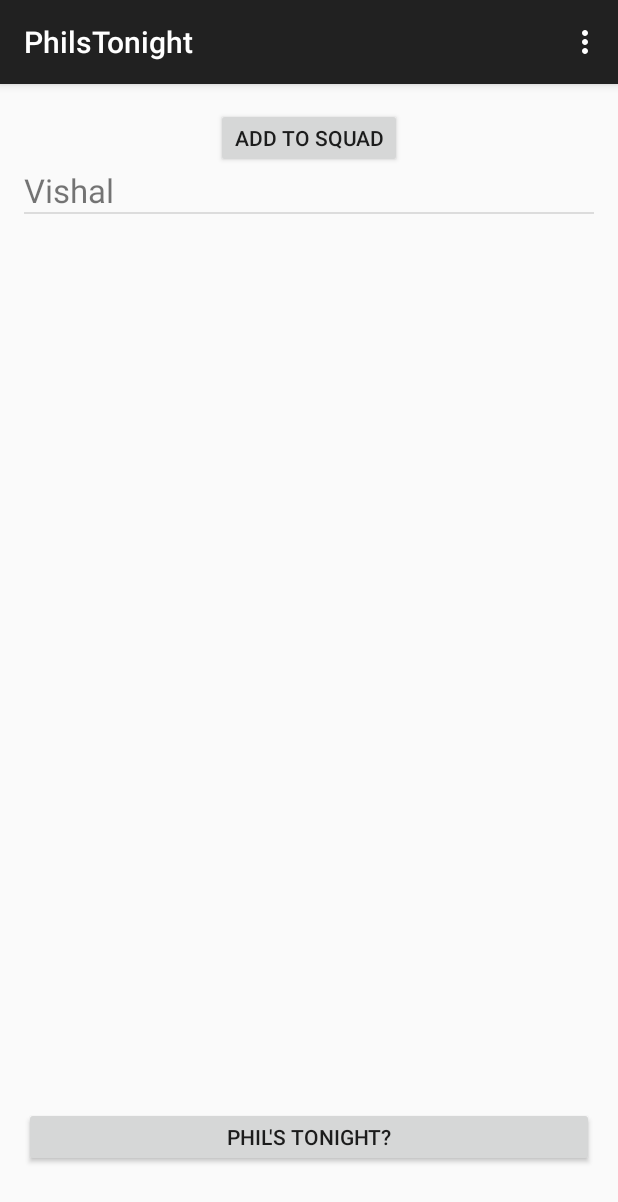
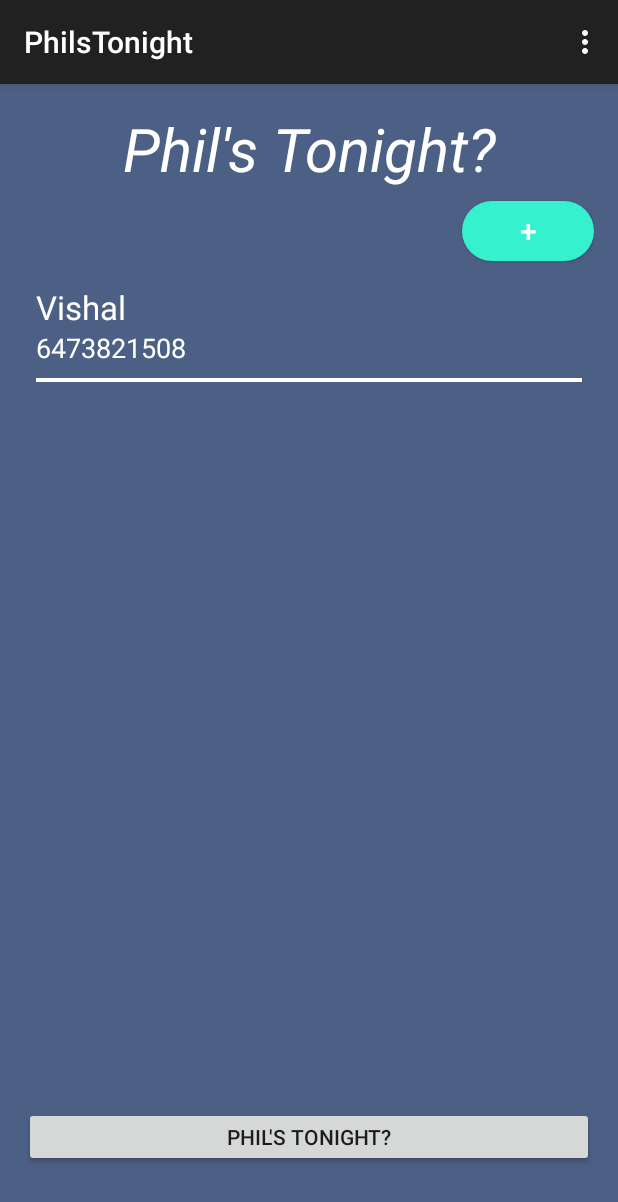
Before and after one commit to vishalkuo/philsTonight, an Android app: the screen it shows after launch (MainActivity), on a phone screen of 412 x 824 dp. Shown: the top 1202 px of the screen. Run offline under Robolectric (Android 15) with nearby library versions, the phone set to English and light mode, and no system bars.

Commit message:
Phil's Tonight?

```diff
--- a/PhilsTonight/app/src/main/java/com/philstonight/ViewAdapters/SquadAdapter.java
+++ b/PhilsTonight/app/src/main/java/com/philstonight/ViewAdapters/SquadAdapter.java
@@ -54,6 +54,7 @@ public class SquadAdapter extends BaseAdapter {
         SquadMember item = getItem(position);
 
         ((TextView)endView.findViewById(R.id.contact)).setText(item.getName());
+        ((TextView)endView.findViewById(R.id.num)).setText(item.getNumber());
 
         return endView;
     }
--- /dev/null
+++ b/PhilsTonight/app/src/main/res/drawable/circle_button.xml
@@ -0,0 +1,9 @@
+<?xml version="1.0" encoding="utf-8"?>
+<shape xmlns:android="http://schemas.android.com/apk/res/android"
+    android:shape="rectangle">
+    <solid android:color="#36F1CD" />
+    <corners android:bottomRightRadius="50dp"
+        android:bottomLeftRadius="50dp"
+        android:topRightRadius="50dp"
+        android:topLeftRadius="50dp"/>
+</shape>
--- a/PhilsTonight/app/src/main/res/layout/activity_main.xml
+++ b/PhilsTonight/app/src/main/res/layout/activity_main.xml
@@ -5,7 +5,18 @@
     android:paddingTop="@dimen/activity_vertical_margin"
     android:paddingBottom="@dimen/activity_vertical_margin"
     android:orientation="vertical"
+    android:background="#4C6085"
     tools:context=".MainActivity">
+
+    <TextView
+        android:id="@+id/title"
+        android:layout_width="match_parent"
+        android:layout_height="wrap_content"
+        android:textColor="#FFFFFF"
+        android:text="@string/phils"
+        android:gravity="center"
+        android:textStyle="italic"
+        android:textSize="40dp"/>
 
     <Button
         android:id= "@+id/philsButton"
@@ -13,18 +24,29 @@
         android:layout_alignParentBottom="true"
         android:layout_marginBottom="30dp"
         android:layout_height="40dp"
+
         android:text="@string/phils">
     </Button>
     <Button
+        android:layout_marginTop="8dp"
+        android:layout_marginBottom="8dp"
+        android:layout_below="@id/title"
         android:id = "@+id/contact_button"
         android:layout_width="wrap_content"
         android:layout_height="40dp"
-        android:layout_centerHorizontal="true"
-        android:text="Add to Squad"/>
+        android:layout_alignParentEnd="true"
+        android:background="@drawable/circle_button"
+        android:textColor="#FFF"
+        android:textSize="20dp"
+        android:text="+"/>
     <ListView
         android:id="@+id/squad_list"
         android:layout_below="@id/contact_button"
         android:layout_width="wrap_content"
+        android:paddingLeft="8dp"
+        android:paddingRight="8dp"
+        android:divider="#FFFFFF"
+        android:dividerHeight="4px"
         android:layout_height="fill_parent">
 
     </ListView>
--- a/PhilsTonight/app/src/main/res/layout/squad_adapter_list.xml
+++ b/PhilsTonight/app/src/main/res/layout/squad_adapter_list.xml
@@ -3,9 +3,18 @@
     android:orientation="vertical" android:layout_width="match_parent"
     android:layout_height="match_parent">
     <TextView
+        android:layout_marginTop="8dp"
         android:id="@+id/contact"
         android:layout_width="fill_parent"
         android:layout_height="wrap_content"
+        android:textColor="#FFF"
         android:textSize="22dp"/>
+    <TextView
+        android:id="@+id/num"
+        android:layout_width="fill_parent"
+        android:layout_height="wrap_content"
+        android:textSize="18dp"
+        android:textColor="#FFF"
+        android:layout_marginBottom="8dp"/>
 
 </LinearLayout>
```
